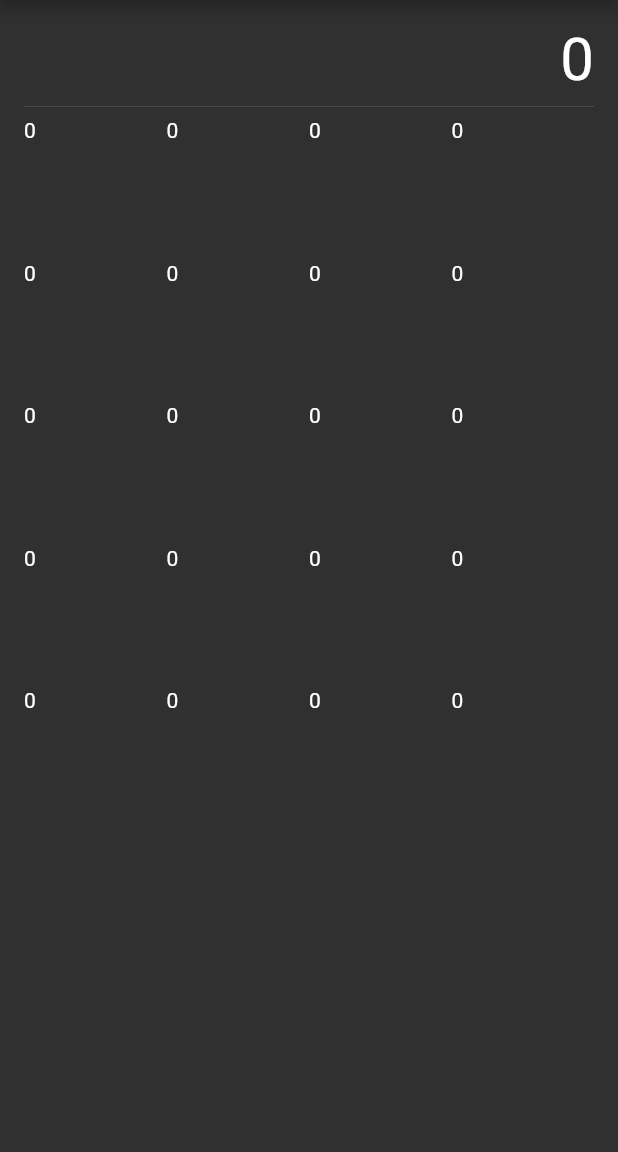
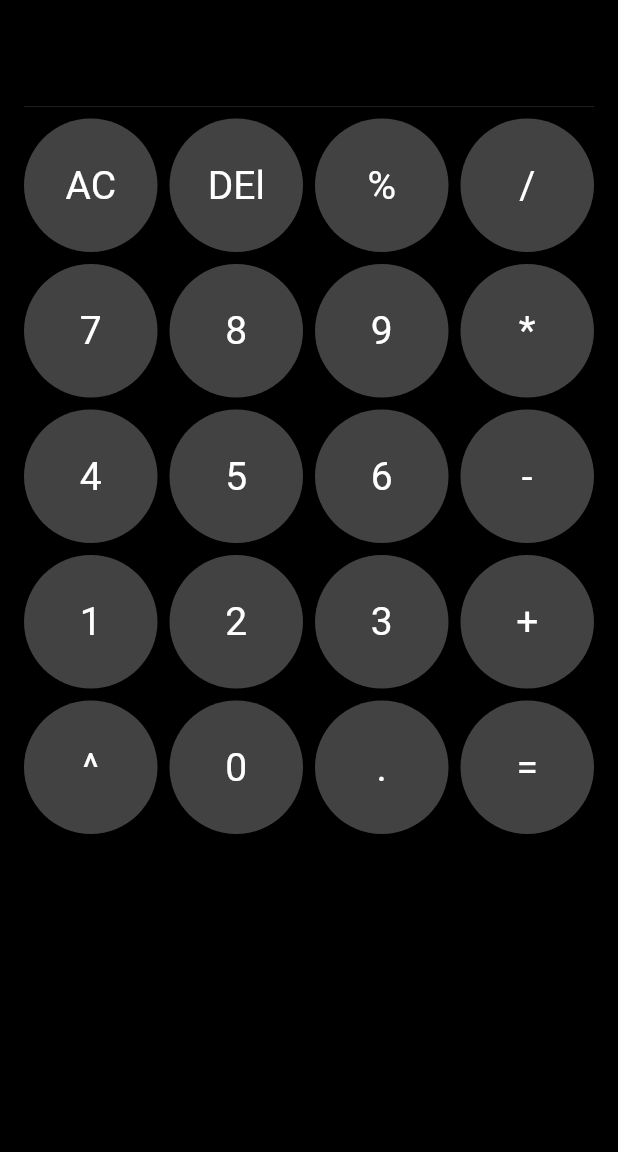
Before and after one commit to dmbappi/flutter_calculator, a Flutter app: the screen it shows after launch, on a phone screen of 412 x 824 dp, the part 84-1236 px from its top. Run offline on Flutter 3.47's test engine with Material 2 defaults, Android fonts, the phone set to English and light mode, and no system bars; our stand-ins replace math_expressions.

Commit message:
calculator function added

```diff
--- a/lib/calculator_page.dart
+++ b/lib/calculator_page.dart
@@ -1,13 +1,21 @@
 import 'package:flutter/material.dart';
+import 'package:math_expressions/math_expressions.dart';
 
-class CalculatorPage extends StatelessWidget {
+class CalculatorPage extends StatefulWidget {
    CalculatorPage({Key? key}) : super(key: key);
 
+  @override
+  State<CalculatorPage> createState() => _CalculatorPageState();
+}
+
+class _CalculatorPageState extends State<CalculatorPage> {
   List buttonsList = [
     'AC',
     'DEl',
     '%', '/', '7', '8', '9', '*', '4', '5', '6', '-', '1','2','3','+','^','0','.','=',
   ];
+
+  String expression = '';
 
   @override
   Widget build(BuildContext context) {
@@ -20,18 +28,55 @@ class CalculatorPage extends StatelessWidget {
         child: Column(
           crossAxisAlignment: CrossAxisAlignment.end,
           children: [
-            Text('0', style: TextStyle(fontSize: 40,),),
+            Text(expression, style: TextStyle(fontSize: 40,),),
             const Divider(),
             GridView.builder(
               shrinkWrap: true,
               itemCount: buttonsList.length,
               gridDelegate: SliverGridDelegateWithFixedCrossAxisCount(
                 crossAxisCount : 4,
+                crossAxisSpacing: 8,
+                mainAxisSpacing: 8,
               ),
 
 
               itemBuilder: (context, index){
-                return Text('0');
+                return GestureDetector(
+                  onTap: (){
+
+                    setState(() {
+                      if(buttonsList[index] == "AC"){
+                        expression = '';
+                      }else if (buttonsList[index] == "DEL"){
+
+                       expression = expression.substring(0,expression.length -1);
+                      }else if (buttonsList[index] == "="){
+                        Parser p = Parser();
+                        Expression parsedExp = p.parse(expression);
+                        ContextModel cm = ContextModel();
+                        double eval =
+                        parsedExp.evaluate(EvaluationType.REAL, cm);
+                        expression = eval.toString();
+                      }
+                      else{
+                        expression = expression + buttonsList[index];
+                      }
+
+                    });
+
+                  },
+                  child: Container(
+                    decoration: BoxDecoration(
+                      color: Colors.grey[800],
+                      shape: BoxShape.circle,
+                    ),
+                    child: Center(
+                      child: Text(buttonsList[index], style: TextStyle(
+                        fontSize: 26
+                      ),),
+                    ),
+                  ),
+                );
               },
             ),
           ],
--- a/lib/main.dart
+++ b/lib/main.dart
@@ -16,7 +16,7 @@ class MyApp extends StatelessWidget {
       title: 'Flutter Demo',
       theme: ThemeData(
         brightness: Brightness.dark,
-
+        canvasColor: Colors.black,
         primarySwatch: Colors.blue,
       ),
       home: CalculatorPage(),
--- a/pubspec.yaml
+++ b/pubspec.yaml
@@ -34,6 +34,7 @@ dependencies:
   # The following adds the Cupertino Icons font to your application.
   # Use with the CupertinoIcons class for iOS style icons.
   cupertino_icons: ^1.0.2
+  math_expressions: ^2.3.0
 
 dev_dependencies:
   flutter_test:
```
Also changed, not shown: pubspec.lock.
